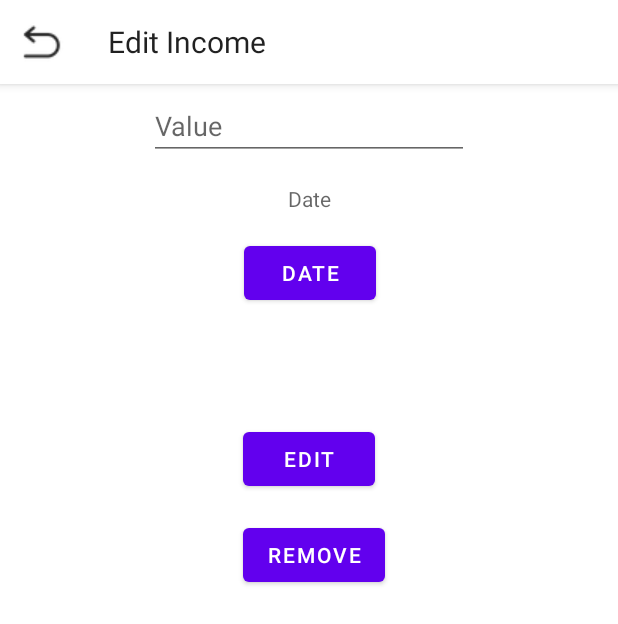
After one commit to patryktk/E-Wallet, an Android app: the EditIncomeActivity screen opened directly, with no data from a screen before it, on a phone screen of 412 x 824 dp. The commit adds this screen. Shown: the top 624 px of the screen. Run offline under Robolectric (Android 15) with nearby library versions, the phone set to English and light mode, and no system bars.

Commit message:
Wyśiwetlanie przychodów i ich edycja

```diff
--- a/app/src/main/AndroidManifest.xml
+++ b/app/src/main/AndroidManifest.xml
@@ -11,6 +11,7 @@
         android:roundIcon="@mipmap/ic_launcher_round"
         android:supportsRtl="true"
         android:theme="@style/Theme.WalletApp">
+        <activity android:name=".EditIncomeActivity"></activity>
         <activity android:name=".EditExpenseActivity" />
         <activity android:name=".HomeActivity" />
         <activity
--- /dev/null
+++ b/app/src/main/java/pl/tkaczyk/walletapp/EditIncomeActivity.java
@@ -0,0 +1,168 @@
+package pl.tkaczyk.walletapp;
+
+import androidx.appcompat.app.AppCompatActivity;
+import androidx.appcompat.widget.Toolbar;
+
+import android.app.AlertDialog;
+import android.app.DatePickerDialog;
+import android.content.DialogInterface;
+import android.os.Bundle;
+import android.view.View;
+import android.widget.Button;
+import android.widget.DatePicker;
+import android.widget.EditText;
+import android.widget.Spinner;
+import android.widget.TextView;
+import android.widget.Toast;
+
+import com.google.android.gms.auth.api.signin.GoogleSignIn;
+import com.google.android.gms.auth.api.signin.GoogleSignInAccount;
+
+import java.util.Calendar;
+
+public class EditIncomeActivity extends AppCompatActivity {
+
+    EditText editTextValue, editTextDescription;
+    TextView tvDate;
+    Button updateButton, deleteButton, dateButton;
+    DataBaseHelper db;
+
+    String id, category, date, description, month;
+    Double value;
+    String calendarDate, monthName;
+    private int calendarDay, calendarMonth, calendarYear;
+
+    @Override
+    protected void onCreate(Bundle savedInstanceState) {
+        super.onCreate(savedInstanceState);
+        setContentView(R.layout.activity_edit_income);
+
+        editTextValue = findViewById(R.id.editTextEditIncomeValue);
+        editTextDescription = findViewById(R.id.editTextEditIncomeDescription);
+        tvDate = findViewById(R.id.tvEditIncomeDate);
+        updateButton = findViewById(R.id.buttonEditIncomeEdit);
+        deleteButton = findViewById(R.id.buttonEditIncomeDelete);
+        dateButton = findViewById(R.id.buttonEditIncomeDate);
+
+        getAndSetIntentData();
+        db = new DataBaseHelper(this);
+        dateButton.setOnClickListener(new View.OnClickListener() {
+            @Override
+            public void onClick(View view) {
+                Calendar calendar = Calendar.getInstance();
+
+                calendarDay = calendar.get(Calendar.DAY_OF_MONTH);
+                calendarMonth = calendar.get(Calendar.MONTH);
+                calendarYear = calendar.get(Calendar.YEAR);
+
+                DatePickerDialog datePickerDialog = new DatePickerDialog(EditIncomeActivity.this, new DatePickerDialog.OnDateSetListener() {
+                    @Override
+                    public void onDateSet(DatePicker datePicker, int year, int month, int dayOfMonth) {
+                        month = month + 1;
+                        calendarDate = dayOfMonth + "/" + month + "/" + year;
+                        tvDate.setText(calendarDate);
+                        monthName = pickMonth(month);
+                    }
+                }, calendarYear, calendarMonth, calendarDay);
+                datePickerDialog.show();
+            }
+        });
+        updateButton.setOnClickListener(new View.OnClickListener() {
+            @Override
+            public void onClick(View view) {
+                value = Double.valueOf(editTextValue.getText().toString());
+                date = tvDate.getText().toString();
+                description = editTextDescription.getText().toString();
+                db.updateIncome(id, value, date, description, monthName);
+            }
+        });
+        deleteButton.setOnClickListener(V ->{
+            confirmDeleteDialog();
+        });
+        Toolbar toolbar = findViewById(R.id.toolbarIncome);
+        toolbar.setNavigationIcon(R.drawable.back);
+        toolbar.setNavigationOnClickListener(v ->
+                onBackPressed());
+    }
+    void confirmDeleteDialog(){
+        AlertDialog.Builder builder = new AlertDialog.Builder(this);
+        builder.setTitle("Delete expense?");
+        builder.setMessage("Jesteś pewny że chcesz usunać ten wydatek?");
+        builder.setPositiveButton("Yes", new DialogInterface.OnClickListener() {
+            @Override
+            public void onClick(DialogInterface dialog, int which) {
+                db.deleteOneIncome(id);
+                finish();
+            }
+        });
+        builder.setNegativeButton("No", new DialogInterface.OnClickListener() {
+            @Override
+            public void onClick(DialogInterface dialog, int which) {
+
+            }
+        });
+        builder.create().show();
+    }
+
+    private String pickMonth(int month) {
+        switch (month) {
+            case 1:
+                monthName = "Styczeń";
+                break;
+            case 2:
+                monthName = "Luty";
+                break;
+            case 3:
+                monthName = "Marzec";
+                break;
+            case 4:
+                monthName = "Kwiecień";
+                break;
+            case 5:
+                monthName = "Maj";
+                break;
+            case 6:
+                monthName = "Czerwiec";
+                break;
+            case 7:
+                monthName = "Lipiec";
+                break;
+            case 8:
+                monthName = "Sierpień";
+                break;
+            case 9:
+                monthName = "Wrzesień";
+                break;
+            case 10:
+                monthName = "Październik";
+                break;
+            case 11:
+                monthName = "Listopad";
+                break;
+            case 12:
+                monthName = "Grudzień";
+                break;
+
+        }
+        return monthName;
+    }
+
+    void getAndSetIntentData() {
+        db = new DataBaseHelper(this);
+        GoogleSignInAccount signInAccount = GoogleSignIn.getLastSignedInAccount(getApplicationContext());
+        if (getIntent().hasExtra("Id") && getIntent().hasExtra("Value")  && getIntent().hasExtra("Date") && getIntent().hasExtra("Description") && getIntent().hasExtra("Month")) {
+            id = getIntent().getStringExtra("Id");
+            value = Double.valueOf(getIntent().getStringExtra("Value"));
+            date = getIntent().getStringExtra("Date");
+            description = getIntent().getStringExtra("Description");
+            monthName = getIntent().getStringExtra("Month");
+
+            editTextValue.setText(value.toString());
+            editTextDescription.setText(description);
+            tvDate.setText(date);
+
+        } else {
+            Toast.makeText(this, "NO DATA!", Toast.LENGTH_SHORT).show();
+        }
+    }
+}
--- /dev/null
+++ b/app/src/main/res/layout/activity_edit_income.xml
@@ -0,0 +1,97 @@
+<?xml version="1.0" encoding="utf-8"?>
+<androidx.constraintlayout.widget.ConstraintLayout xmlns:android="http://schemas.android.com/apk/res/android"
+    xmlns:app="http://schemas.android.com/apk/res-auto"
+    xmlns:tools="http://schemas.android.com/tools"
+    android:layout_width="match_parent"
+    android:layout_height="match_parent"
+    tools:context=".EditExpenseActivity">
+
+    <androidx.appcompat.widget.Toolbar
+        android:id="@+id/toolbarIncome"
+        android:layout_width="match_parent"
+        android:layout_height="?attr/actionBarSize"
+        android:background="?attr/colorPrimary"
+        android:theme="@style/ThemeOverlay.AppCompat.DayNight.ActionBar"
+        android:backgroundTint="@color/white"
+        android:elevation="4dp"
+        app:layout_constraintEnd_toEndOf="parent"
+        app:layout_constraintStart_toStartOf="parent"
+        app:layout_constraintTop_toTopOf="parent"
+        app:popupTheme="@style/ThemeOverlay.AppCompat.Light">
+
+        <TextView
+            android:layout_width="wrap_content"
+            android:layout_height="wrap_content"
+            android:text="Edit Income"
+            android:textAppearance="@style/TextAppearance.AppCompat.Body1"
+            android:textSize="20sp"
+            tools:layout_editor_absoluteX="16dp"
+            tools:layout_editor_absoluteY="18dp" />
+
+    </androidx.appcompat.widget.Toolbar>
+
+    <Button
+        android:id="@+id/buttonEditIncomeEdit"
+        android:layout_width="wrap_content"
+        android:layout_height="wrap_content"
+        android:layout_marginTop="76dp"
+        android:text="Edit"
+        app:layout_constraintEnd_toEndOf="parent"
+        app:layout_constraintStart_toStartOf="parent"
+        app:layout_constraintTop_toBottomOf="@+id/buttonEditIncomeDate" />
+
+    <EditText
+        android:id="@+id/editTextEditIncomeDescription"
+        android:layout_width="wrap_content"
+        android:layout_height="wrap_content"
+        android:layout_marginTop="16dp"
+        android:ems="10"
+        android:hint="Description"
+        android:inputType="textPersonName"
+        app:layout_constraintEnd_toEndOf="@+id/editTextEditIncomeValue"
+        app:layout_constraintTop_toBottomOf="@+id/toolbar" />
+
+    <EditText
+        android:id="@+id/editTextEditIncomeValue"
+        android:layout_width="wrap_content"
+        android:layout_height="wrap_content"
+        android:layout_marginTop="16dp"
+        android:ems="10"
+        android:hint="Value"
+        android:inputType="numberDecimal"
+        app:layout_constraintEnd_toEndOf="parent"
+        app:layout_constraintStart_toStartOf="parent"
+        app:layout_constraintTop_toBottomOf="@+id/editTextEditIncomeDescription" />
+
+    <TextView
+        android:id="@+id/tvEditIncomeDate"
+        android:layout_width="wrap_content"
+        android:layout_height="wrap_content"
+        android:layout_marginTop="16dp"
+        android:hint="Date"
+        app:layout_constraintEnd_toEndOf="@+id/editTextEditIncomeValue"
+        app:layout_constraintStart_toStartOf="@+id/editTextEditIncomeValue"
+        app:layout_constraintTop_toBottomOf="@+id/editTextEditIncomeValue" />
+
+    <Button
+        android:id="@+id/buttonEditIncomeDate"
+        android:layout_width="wrap_content"
+        android:layout_height="wrap_content"
+        android:layout_marginTop="16dp"
+        android:text="Date"
+        app:layout_constraintEnd_toEndOf="@+id/tvEditIncomeDate"
+        app:layout_constraintStart_toStartOf="@+id/tvEditIncomeDate"
+        app:layout_constraintTop_toBottomOf="@+id/tvEditIncomeDate" />
+
+    <Button
+        android:id="@+id/buttonEditIncomeDelete"
+        android:layout_width="wrap_content"
+        android:layout_height="wrap_content"
+        android:layout_marginTop="16dp"
+        android:text="Remove"
+        app:layout_constraintEnd_toEndOf="@+id/buttonEditIncomeEdit"
+        app:layout_constraintHorizontal_bias="0.0"
+        app:layout_constraintStart_toStartOf="@+id/buttonEditIncomeEdit"
+        app:layout_constraintTop_toBottomOf="@+id/buttonEditIncomeEdit" />
+
+</androidx.constraintlayout.widget.ConstraintLayout>
```
Also changed, not shown: app/src/main/java/pl/tkaczyk/walletapp/DataBaseHelper.java (+25 -0 lines), app/src/main/java/pl/tkaczyk/walletapp/adapter/AdapterRVExpenses.java (+11 -0 lines), app/src/main/java/pl/tkaczyk/walletapp/fragments/ListOfExpensesFragment.java (+23 -36 lines).
